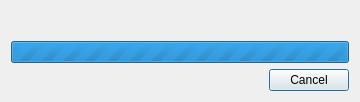
botfatherio/botfather, file botfather/gui/scriptmanager/gitdialog.ui: the form before one commit.
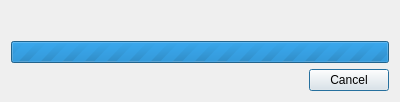
The form after the commit.

Commit message: Make the gitdialog larger (400px)

Patch:
```diff
--- a/botfather/gui/scriptmanager/gitdialog.ui
+++ b/botfather/gui/scriptmanager/gitdialog.ui
@@ -6,7 +6,7 @@
    <rect>
     <x>0</x>
     <y>0</y>
-    <width>360</width>
+    <width>400</width>
     <height>102</height>
    </rect>
   </property>
```
